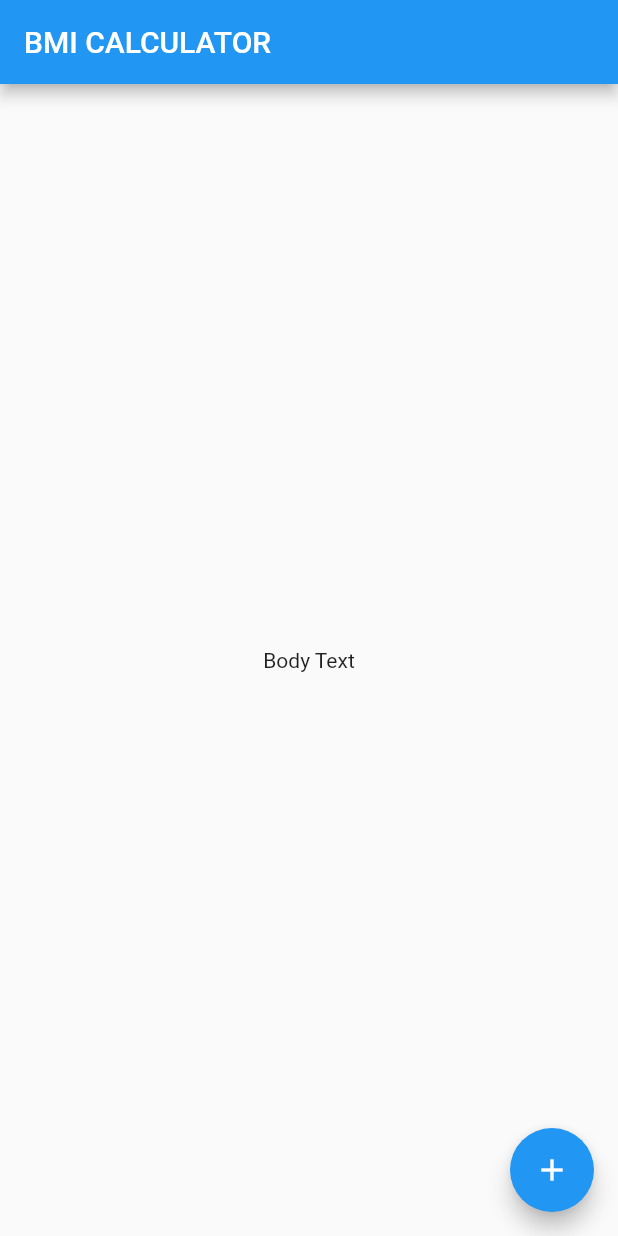
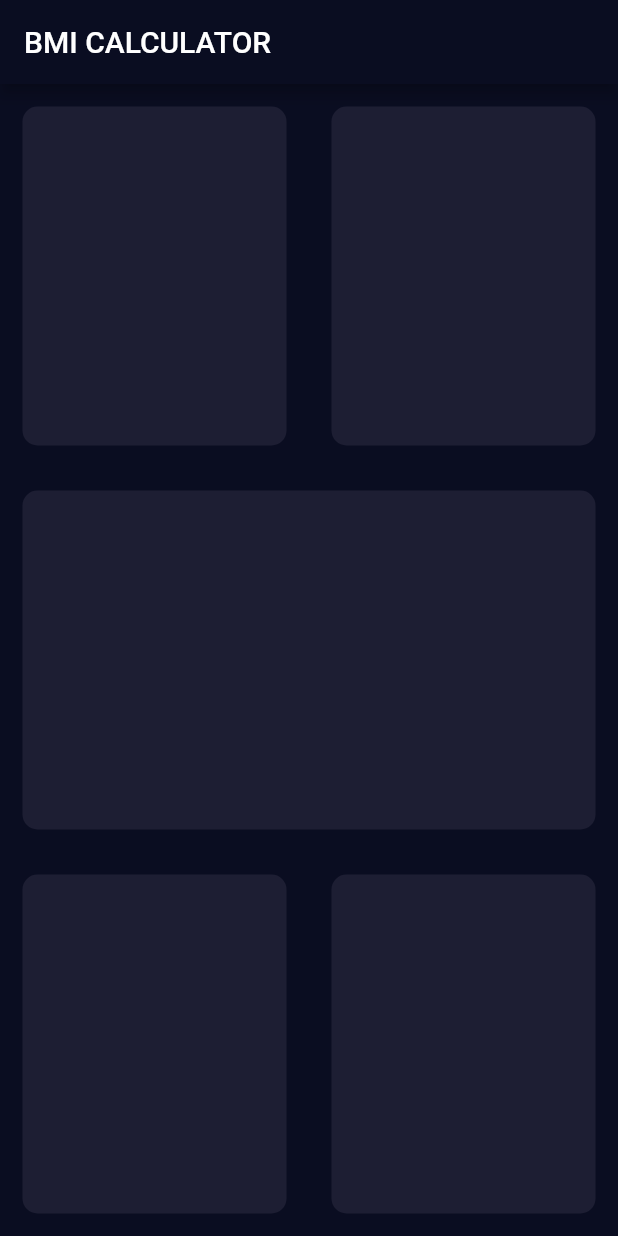
Before and after one commit to kristjansig1983/bmi_calculator, a Flutter app: the screen it shows after launch, on a phone screen of 412 x 824 dp. Run offline on Flutter 3.47's test engine with Material 2 defaults, Android fonts, the phone set to English and light mode, and no system bars.

Commit message:
Code reduced

```diff
--- /dev/null
+++ b/lib/imput_page.dart
@@ -0,0 +1,77 @@
+import 'package:flutter/material.dart';
+
+class InputPage extends StatefulWidget {
+  @override
+  _InputPageState createState() => _InputPageState();
+}
+
+class _InputPageState extends State<InputPage> {
+  @override
+  Widget build(BuildContext context) {
+    return Scaffold(
+      appBar: AppBar(
+        title: Text('BMI CALCULATOR'),
+      ),
+      body: Column(
+        children: [
+          //Row because more than one container
+          Expanded(
+            child: Row(
+              children: [
+                Expanded(
+                  child: ReusableCard(
+                    colour: Color(0xFF1d1E33),
+                  ),
+                ),
+                Expanded(
+                  child: ReusableCard(
+                    colour: Color(0xFF1d1E33),
+                  ),
+                ),
+              ],
+            ),
+          ),
+          Expanded(
+            child: ReusableCard(
+              colour: Color(0xFF1d1E33),
+            ),
+          ),
+          Expanded(
+            child: Row(
+              children: [
+                Expanded(
+                  child: ReusableCard(
+                    colour: Color(0xFF1d1E33),
+                  ),
+                ),
+                Expanded(
+                  child: ReusableCard(
+                    colour: Color(0xFF1d1E33),
+                  ),
+                ),
+              ],
+            ),
+          ),
+        ],
+      ),
+    );
+  }
+}
+
+class ReusableCard extends StatelessWidget {
+//Used to change color on column when in use
+   ReusableCard({required this.colour});
+
+  final Color colour;
+
+  @override
+  Widget build(BuildContext context) {
+    return Container(
+      margin: EdgeInsets.all(15.00),
+      decoration: BoxDecoration(
+        color: colour,
+        borderRadius: BorderRadius.circular(10.0),
+      ),
+    );
+  }
+}
--- a/lib/main.dart
+++ b/lib/main.dart
@@ -1,4 +1,5 @@
 import 'package:flutter/material.dart';
+import 'imput_page.dart';
 
 void main() => runApp(BMICalculator());
 
@@ -6,30 +7,15 @@ class BMICalculator extends StatelessWidget {
   @override
   Widget build(BuildContext context) {
     return MaterialApp(
+      theme: ThemeData.dark().copyWith(
+        primaryColor: Color(0xFF0A0D21),
+        scaffoldBackgroundColor: Color(0xFF0A0D21),
+        //needs this so the appbar is not just grey
+        appBarTheme: ThemeData.dark().appBarTheme.copyWith(
+          backgroundColor: Color(0xFF0A0D21),
+        ),
+      ),
       home: InputPage(),
     );
   }
 }
-
-class InputPage extends StatefulWidget {
-  @override
-  _InputPageState createState() => _InputPageState();
-}
-
-class _InputPageState extends State<InputPage> {
-  @override
-  Widget build(BuildContext context) {
-    return Scaffold(
-      appBar: AppBar(
-        title: Text('BMI CALCULATOR'),
-      ),
-      body: Center(
-        child: Text('Body Text'),
-      ),
-      floatingActionButton: FloatingActionButton(
-        onPressed: ,
-        child: Icon(Icons.add),
-      ),
-    );
-  }
-}
```
